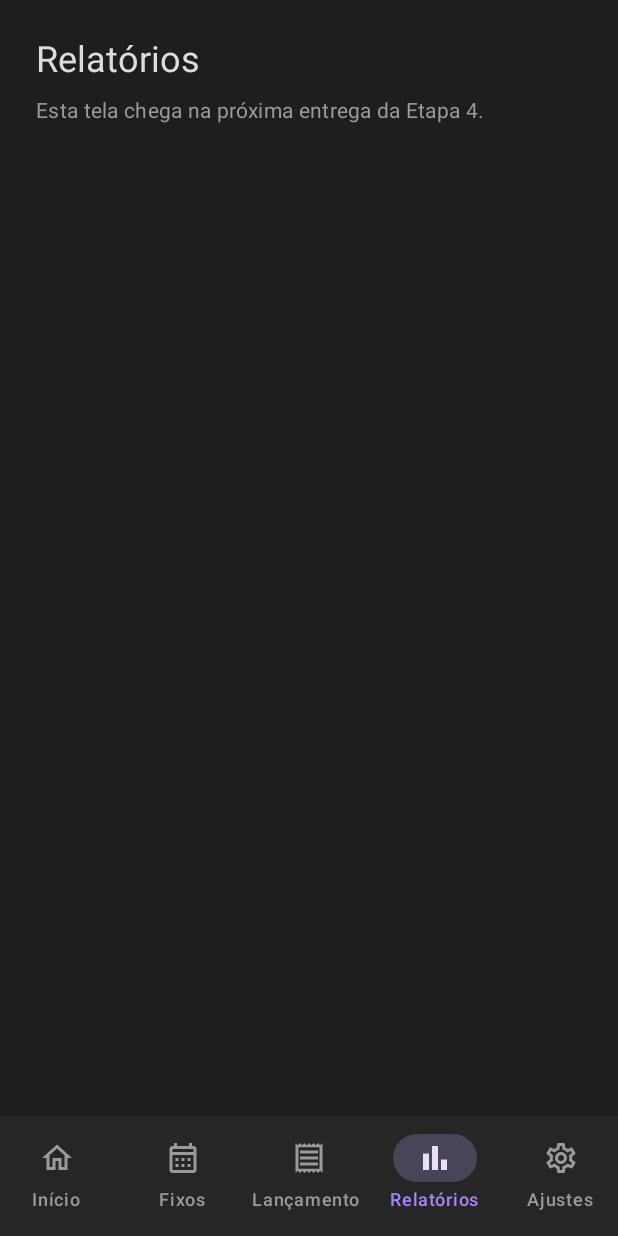
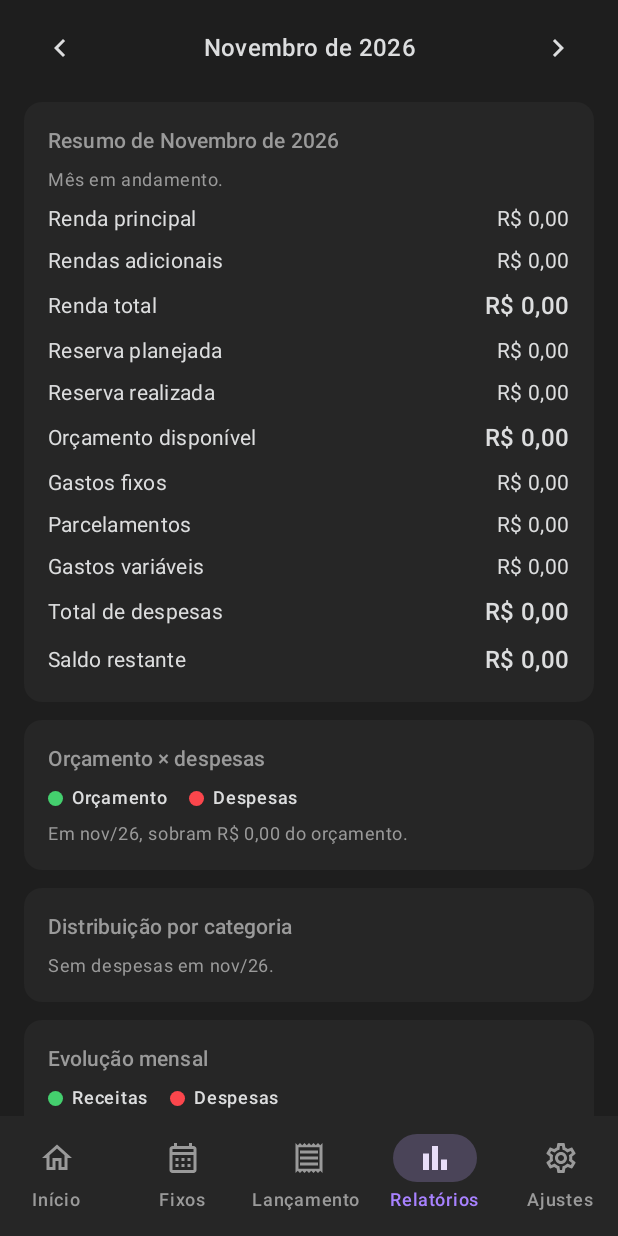
Before and after one commit to MagatsuOrpheu/teste-app, an Android app built with Jetpack Compose: the relatorios screen opened through its navigation route, on a phone screen of 412 x 824 dp. Run offline under Robolectric (Android 15) with nearby library versions, the phone set to English and light mode, and no system bars; libraries missing offline, so code that uses them is left out: com.patrykandpatrick.vico; missing, so only their content is drawn: ProvideVicoTheme; 8 statements that could not run were skipped.

Commit message:
Etapa 4.4: Relatórios (#7)
Co-Authored-By: Claude Opus 5.5 <noreply@anthropic.com>
Claude-Session: https://claude.ai/code/session_01QQmTwyZPDRiSPVA7mxjShw

```diff
--- a/app/src/main/kotlin/com/jhowww/financeiro/ui/navegacao/AppNavegacao.kt
+++ b/app/src/main/kotlin/com/jhowww/financeiro/ui/navegacao/AppNavegacao.kt
@@ -1,13 +1,10 @@
 package com.jhowww.financeiro.ui.navegacao
 
-import androidx.compose.foundation.layout.Arrangement
 import androidx.compose.foundation.layout.Box
-import androidx.compose.foundation.layout.Column
 import androidx.compose.foundation.layout.fillMaxSize
 import androidx.compose.foundation.layout.padding
 import androidx.compose.material3.CircularProgressIndicator
 import androidx.compose.material3.Icon
-import androidx.compose.material3.MaterialTheme
 import androidx.compose.material3.NavigationBar
 import androidx.compose.material3.NavigationBarItem
 import androidx.compose.material3.Scaffold
@@ -20,7 +17,6 @@ import androidx.compose.runtime.getValue
 import androidx.compose.runtime.remember
 import androidx.compose.ui.Alignment
 import androidx.compose.ui.Modifier
-import androidx.compose.ui.unit.dp
 import androidx.lifecycle.Lifecycle
 import androidx.lifecycle.compose.LifecycleEventEffect
 import androidx.lifecycle.compose.collectAsStateWithLifecycle
@@ -39,6 +35,7 @@ import com.jhowww.financeiro.ui.ajustes.TelaAjustes
 import com.jhowww.financeiro.ui.fixos.TelaFixos
 import com.jhowww.financeiro.ui.inicio.TelaInicio
 import com.jhowww.financeiro.ui.lancamentos.TelaLancamentos
+import com.jhowww.financeiro.ui.relatorios.TelaRelatorios
 
 @Composable
 fun AppNavegacao() {
@@ -79,7 +76,7 @@ fun AppNavegacao() {
             composable(Aba.INICIO.rota) { ComEstado(vm) { e, m -> TelaInicio(vm, e, m, onIrParaAjustes = { irPara(nav, Aba.AJUSTES) }) } }
             composable(Aba.FIXOS.rota) { ComEstado(vm) { e, m -> TelaFixos(vm, e, m) } }
             composable(Aba.LANCAMENTOS.rota) { ComEstado(vm) { e, m -> TelaLancamentos(vm, e, m) } }
-            composable(Aba.RELATORIOS.rota) { TelaEmConstrucao(Aba.RELATORIOS) }
+            composable(Aba.RELATORIOS.rota) { ComEstado(vm) { e, m -> TelaRelatorios(vm, e, m) } }
             composable(Aba.AJUSTES.rota) { ComEstado(vm) { e, _ -> TelaAjustes(vm, e) } }
         }
     }
@@ -99,21 +96,3 @@ private fun irPara(nav: NavHostController, aba: Aba) {
         restoreState = true
     }
 }
-
-/** Marcador temporário: deixa claro que a tela ainda não existe, sem exibir dados fictícios. */
-@Composable
-private fun TelaEmConstrucao(aba: Aba) {
-    Column(
-        modifier = Modifier
-            .fillMaxSize()
-            .padding(24.dp),
-        verticalArrangement = Arrangement.spacedBy(8.dp),
-    ) {
-        Text(aba.titulo, style = MaterialTheme.typography.headlineSmall)
-        Text(
-            "Esta tela chega na próxima entrega da Etapa ${aba.etapa}.",
-            style = MaterialTheme.typography.bodyMedium,
-            color = MaterialTheme.colorScheme.onSurfaceVariant,
-        )
-    }
-}
--- /dev/null
+++ b/app/src/main/kotlin/com/jhowww/financeiro/ui/relatorios/Graficos.kt
@@ -0,0 +1,157 @@
+package com.jhowww.financeiro.ui.relatorios
+
+import androidx.compose.foundation.background
+import androidx.compose.foundation.layout.Arrangement
+import androidx.compose.foundation.layout.Box
+import androidx.compose.foundation.layout.Column
+import androidx.compose.foundation.layout.Row
+import androidx.compose.foundation.layout.fillMaxHeight
+import androidx.compose.foundation.layout.fillMaxWidth
+import androidx.compose.foundation.layout.height
+import androidx.compose.foundation.shape.RoundedCornerShape
+import androidx.compose.material3.MaterialTheme
+import androidx.compose.material3.Text
+import androidx.compose.runtime.Composable
+import androidx.compose.runtime.LaunchedEffect
+import androidx.compose.runtime.remember
+import androidx.compose.ui.Alignment
+import androidx.compose.ui.Modifier
+import androidx.compose.ui.draw.clip
+import androidx.compose.ui.graphics.Color
+import androidx.compose.ui.unit.dp
+import com.jhowww.financeiro.ui.comum.PontoCor
+import com.jhowww.financeiro.ui.comum.formatarCompacto
+import com.patrykandpatrick.vico.compose.cartesian.CartesianChartHost
+import com.patrykandpatrick.vico.compose.cartesian.axis.rememberBottom
+import com.patrykandpatrick.vico.compose.cartesian.axis.rememberStart
+import com.patrykandpatrick.vico.compose.cartesian.layer.rememberColumnCartesianLayer
+import com.patrykandpatrick.vico.compose.cartesian.layer.rememberLine
+import com.patrykandpatrick.vico.compose.cartesian.layer.rememberLineCartesianLayer
+import com.patrykandpatrick.vico.compose.cartesian.rememberCartesianChart
+import com.patrykandpatrick.vico.compose.cartesian.rememberVicoScrollState
+import com.patrykandpatrick.vico.compose.common.ProvideVicoTheme
+import com.patrykandpatrick.vico.compose.common.component.rememberLineComponent
+import com.patrykandpatrick.vico.compose.common.fill
+import com.patrykandpatrick.vico.compose.m3.common.rememberM3VicoTheme
+import com.patrykandpatrick.vico.core.cartesian.axis.HorizontalAxis
+import com.patrykandpatrick.vico.core.cartesian.axis.VerticalAxis
+import com.patrykandpatrick.vico.core.cartesian.data.CartesianChartModelProducer
+import com.patrykandpatrick.vico.core.cartesian.data.CartesianValueFormatter
+import com.patrykandpatrick.vico.core.cartesian.data.columnSeries
+import com.patrykandpatrick.vico.core.cartesian.data.lineSeries
+import com.patrykandpatrick.vico.core.cartesian.layer.ColumnCartesianLayer
+import com.patrykandpatrick.vico.core.cartesian.layer.LineCartesianLayer
+
+/** Uma série de um gráfico: nome (legenda), cor e um valor em reais por rótulo do eixo X. */
+data class Serie(val nome: String, val cor: Color, val valores: List<Double>)
+
+private val FormatoReais = CartesianValueFormatter { _, valor, _ -> formatarCompacto(valor) }
+
+@Composable
+private fun formatoRotulos(rotulos: List<String>): CartesianValueFormatter = remember(rotulos) {
+    CartesianValueFormatter { _, valor, _ -> rotulos.getOrNull(valor.toInt()) ?: "" }
+}
+
+@Composable
+fun Legenda(series: List<Serie>) {
+    Row(horizontalArrangement = Arrangement.spacedBy(14.dp), verticalAlignment = Alignment.CenterVertically) {
+        series.forEach { s ->
+            Row(verticalAlignment = Alignment.CenterVertically, horizontalArrangement = Arrangement.spacedBy(6.dp)) {
+                PontoCor(s.cor)
+                Text(s.nome, style = MaterialTheme.typography.labelMedium)
+            }
+        }
+    }
+}
+
+/** Colunas por mês, lado a lado ou empilhadas. */
+@Composable
+fun GraficoColunas(rotulos: List<String>, conjunto: List<Serie>, empilhado: Boolean = false, modifier: Modifier = Modifier) {
+    if (rotulos.isEmpty() || conjunto.isEmpty()) return
+    val produtor = remember { CartesianChartModelProducer() }
+    LaunchedEffect(rotulos, conjunto) {
+        produtor.runTransaction {
+            columnSeries { conjunto.forEach { s -> series(rotulos.indices.toList(), s.valores) } }
+        }
+    }
+    val colunas = conjunto.map { s -> rememberLineComponent(fill(s.cor), if (empilhado) 18.dp else 10.dp) }
+    ProvideVicoTheme(rememberM3VicoTheme()) {
+        CartesianChartHost(
+            chart = rememberCartesianChart(
+                rememberColumnCartesianLayer(
+                    columnProvider = ColumnCartesianLayer.ColumnProvider.series(colunas),
+                    mergeMode = { if (empilhado) ColumnCartesianLayer.MergeMode.Stacked else ColumnCartesianLayer.MergeMode.grouped() },
+                ),
+                startAxis = VerticalAxis.rememberStart(valueFormatter = FormatoReais),
+                bottomAxis = HorizontalAxis.rememberBottom(valueFormatter = formatoRotulos(rotulos)),
+            ),
+            modelProducer = produtor,
+            modifier = modifier.fillMaxWidth().height(200.dp),
+            scrollState = rememberVicoScrollState(scrollEnabled = false),
+        )
+    }
+    Legenda(conjunto)
+}
+
+/** Linhas por mês, uma por série. */
+@Composable
+fun GraficoLinhas(rotulos: List<String>, conjunto: List<Serie>, modifier: Modifier = Modifier) {
+    if (rotulos.isEmpty() || conjunto.isEmpty()) return
+    val produtor = remember { CartesianChartModelProducer() }
+    LaunchedEffect(rotulos, conjunto) {
+        produtor.runTransaction {
+            lineSeries { conjunto.forEach { s -> series(rotulos.indices.toList(), s.valores) } }
+        }
+    }
+    val linhas = conjunto.map { s -> LineCartesianLayer.rememberLine(fill = LineCartesianLayer.LineFill.single(fill(s.cor))) }
+    ProvideVicoTheme(rememberM3VicoTheme()) {
+        CartesianChartHost(
+            chart = rememberCartesianChart(
+                rememberLineCartesianLayer(lineProvider = LineCartesianLayer.LineProvider.series(linhas)),
+                startAxis = VerticalAxis.rememberStart(valueFormatter = FormatoReais),
+                bottomAxis = HorizontalAxis.rememberBottom(
+                    valueFormatter = formatoRotulos(rotulos),
+                    itemPlacer = remember { HorizontalAxis.ItemPlacer.aligned(spacing = { 2 }) },
+                ),
+            ),
+            modelProducer = produtor,
+            modifier = modifier.fillMaxWidth().height(200.dp),
+            scrollState = rememberVicoScrollState(scrollEnabled = false),
+        )
+    }
+    Legenda(conjunto)
+}
+
+/** Barra horizontal com a parte de cada valor em relação ao total (usada em categorias e no comprometimento). */
+@Composable
+fun BarraProporcional(partes: List<Pair<Color, Double>>, total: Double, modifier: Modifier = Modifier) {
+    Row(
+        modifier.fillMaxWidth().height(14.dp).clip(RoundedCornerShape(7.dp))
+            .background(MaterialTheme.colorScheme.surfaceVariant),
+    ) {
+        if (total > 0) {
+            var usado = 0.0
+            partes.filter { it.second > 0 }.forEach { (cor, valor) ->
+                val fracao = (valor / total).coerceIn(0.0, 1.0 - usado)
+                if (fracao > 0) {
+                    Box(Modifier.weight(fracao.toFloat()).fillMaxHeight().background(cor))
+                    usado += fracao
+                }
+            }
+            if (usado < 1.0) Box(Modifier.weight((1.0 - usado).toFloat()).fillMaxHeight())
+        }
+    }
+}
+
+/** Linha de uma categoria: nome, barra da participação e valor. */
+@Composable
+fun LinhaParticipacao(nome: String, cor: Color, valor: String, fracao: Double) {
+    Column(verticalArrangement = Arrangement.spacedBy(4.dp)) {
+        Row(Modifier.fillMaxWidth(), verticalAlignment = Alignment.CenterVertically) {
+            PontoCor(cor)
+            Text("  $nome", style = MaterialTheme.typography.bodyMedium, modifier = Modifier.weight(1f))
+            Text(valor, style = MaterialTheme.typography.bodyMedium)
+        }
+        BarraProporcional(listOf(cor to fracao), 1.0)
+    }
+}
--- /dev/null
+++ b/app/src/main/kotlin/com/jhowww/financeiro/ui/relatorios/TelaRelatorios.kt
@@ -0,0 +1,247 @@
+package com.jhowww.financeiro.ui.relatorios
+
+import androidx.compose.foundation.layout.Arrangement
+import androidx.compose.foundation.layout.Column
+import androidx.compose.foundation.layout.Row
+import androidx.compose.foundation.layout.fillMaxSize
+import androidx.compose.foundation.layout.fillMaxWidth
+import androidx.compose.foundation.layout.padding
+import androidx.compose.foundation.rememberScrollState
+import androidx.compose.foundation.verticalScroll
+import androidx.compose.material3.MaterialTheme
+import androidx.compose.material3.Text
+import androidx.compose.runtime.Composable
+import androidx.compose.ui.Alignment
+import androidx.compose.ui.Modifier
+import androidx.compose.ui.graphics.Color
+import androidx.compose.ui.text.font.FontWeight
+import androidx.compose.ui.unit.dp
+import com.jhowww.financeiro.domain.Competencia
+import com.jhowww.financeiro.domain.Dinheiro
+import com.jhowww.financeiro.domain.motor.ResumoMes
+import com.jhowww.financeiro.ui.EstadoApp
+import com.jhowww.financeiro.ui.FinanceiroViewModel
+import com.jhowww.financeiro.ui.comum.Bloco
+import com.jhowww.financeiro.ui.comum.LinhaValor
+import com.jhowww.financeiro.ui.comum.PontoCor
+import com.jhowww.financeiro.ui.comum.SeletorMes
+import com.jhowww.financeiro.ui.comum.TextoSecundario
+import com.jhowww.financeiro.ui.comum.comoPercentual
+import com.jhowww.financeiro.ui.comum.curta
+import com.jhowww.financeiro.ui.comum.nome
+import com.jhowww.financeiro.ui.theme.Cores
+
+private val CorFixos = Color(0xFF8B6CEF)
+private val CorParcelas = Color(0xFF53DFDD)
+private val CorVariaveis = Color(0xFFE9973F)
+private val CorRenda = Color(0xFF44CF6E)
+private val CorDespesas = Color(0xFFFB464C)
+private val CorPlanejada = Color(0xFF6B6B6B)
+
+private fun Dinheiro.reais(): Double = centavos / 100.0
+
+/** Rótulo do mês no eixo; meses com dados incompletos ganham "*". */
+private fun rotulo(r: ResumoMes, atual: Competencia): String =
+    r.competencia.curta() + if (r.incompleto && r.competencia < atual) "*" else ""
+
+@Composable
+fun TelaRelatorios(vm: FinanceiroViewModel, estado: EstadoApp, mes: Competencia) {
+    val motor = estado.motor
+    val resumo = motor.resumoMes(mes)
+    val ultimos6 = motor.evolucao(mes.mais(-5), mes)
+    val ultimos12 = motor.evolucao(mes.mais(-11), mes)
+    val atual = estado.competenciaAtual
+
+    Column(
+        Modifier.fillMaxSize().verticalScroll(rememberScrollState()).padding(horizontal = 16.dp, vertical = 8.dp),
+        verticalArrangement = Arrangement.spacedBy(12.dp),
+    ) {
+        SeletorMes(mes, atual, vm::mudarMes, vm::irParaMesAtual)
+
+        ResumoMensal(resumo, mes, atual)
+
+        Bloco(titulo = "Orçamento × despesas") {
+            GraficoColunas(
+                ultimos6.map { rotulo(it, atual) },
+                listOf(
+                    Serie("Orçamento", CorRenda, ultimos6.map { it.orcamentoProjetado.reais() }),
+                    Serie("Despesas", CorDespesas, ultimos6.map { it.despesas.reais() }),
+                ),
+            )
+            val diferenca = resumo.orcamentoProjetado - resumo.despesas
+            TextoSecundario(
+                if (diferenca.ehNegativo) "Em ${mes.curta()}, as despesas passaram o orçamento em ${(-diferenca).formatar()}."
+                else "Em ${mes.curta()}, sobram ${diferenca.formatar()} do orçamento.",
+            )
+        }
+
+        DistribuicaoPorCategoria(estado, mes, resumo)
+
+        Bloco(titulo = "Evolução mensal") {
+            GraficoLinhas(
+                ultimos12.map { rotulo(it, atual) },
+                listOf(
+                    Serie("Receitas", CorRenda, ultimos12.map { it.rendaProjetada.reais() }),
+                    Serie("Despesas", CorDespesas, ultimos12.map { it.despesas.reais() }),
+                ),
+            )
+            TextoSecundario("Receitas = renda principal (prevista ou confirmada) + receitas adicionais recebidas.")
+        }
+
+        Comprometimento(resumo, ultimos6, atual)
+
+        Bloco(titulo = "Reserva financeira") {
+            GraficoColunas(
+                ultimos6.map { rotulo(it, atual) },
+                listOf(
+                    Serie("Planejada", CorPlanejada, ultimos6.map { it.reservaPlanejada.reais() }),
+                    Serie("Realizada", CorFixos, ultimos6.map { it.reservaRealizada.reais() }),
+                ),
+            )
+            LinhaValor("Total acumulado até ${mes.curta()}", motor.reservaAcumulada(mes), destaque = true)
+            TextoSecundario("Realizada = aportes − retiradas do mês. A sobra não entra aqui sozinha.")
+        }
+
+        Comparacao(resumo, motor.resumoMes(mes.anterior()))
+
+        if (ultimos12.any { it.incompleto && it.competencia < atual }) {
+            TextoSecundario("* Mês com dados incompletos: início de uso, sem lançamentos variáveis ou salário não confirmado.")
+        }
+    }
+}
+
+@Composable
+private fun ResumoMensal(r: ResumoMes, mes: Competencia, atual: Competencia) {
+    Bloco(titulo = "Resumo de ${mes.nome()}") {
+        when {
+            mes > atual -> TextoSecundario("Mês futuro: só previsões.")
+            mes == atual -> TextoSecundario("Mês em andamento.")
+            r.incompleto -> TextoSecundario("Mês com dados incompletos.")
+        }
+        LinhaValor("Renda principal", r.rendaPrincipal)
+        LinhaValor("Rendas adicionais", r.receitasRecebidas)
+        LinhaValor("Renda total", r.rendaProjetada, destaque = true)
+        if (r.salarioAConfirmar) TextoSecundario("Salário ainda não confirmado neste mês.")
+        LinhaValor("Reserva planejada", r.reservaPlanejada)
+        LinhaValor("Reserva realizada", r.reservaRealizada)
+        LinhaValor("Orçamento disponível", r.orcamentoProjetado, destaque = true)
+        LinhaValor("Gastos fixos", r.despesasFixas)
+        LinhaValor("Parcelamentos", r.despesasParceladas)
+        LinhaValor("Gastos variáveis", r.despesasVariaveis)
+        LinhaValor("Total de despesas", r.despesas, destaque = true)
+        LinhaValor("Saldo restante", r.saldoDisponivel, destaque = true)
+    }
+}
+
+@Composable
+private fun DistribuicaoPorCategoria(estado: EstadoApp, mes: Competencia, r: ResumoMes) {
+    val porCategoria = estado.motor.gastosPorCategoria(mes).entries.sortedByDescending { it.value }
+    val positivas = porCategoria.filter { it.value > Dinheiro.ZERO }
+    val total = positivas.fold(0.0) { acc, e -> acc + e.value.reais() }
+    Bloco(titulo = "Distribuição por categoria") {
+        if (positivas.isEmpty()) {
+            TextoSecundario("Sem despesas em ${mes.curta()}.")
+        }
+        positivas.forEach { (id, valor) ->
+            val categoria = estado.categoriasPorId[id]
+            val fracao = if (total > 0) valor.reais() / total else 0.0
+            val bp = (fracao * 10_000).toInt()
+            LinhaParticipacao(
+                nome = categoria?.nome ?: "Sem categoria",
+                cor = categoria?.let { Color(it.cor) } ?: Cores.TextoSecundario,
+                valor = "${valor.formatar()} · ${bp.comoPercentual()}",
+                fracao = fracao,
+            )
+        }
+        porCategoria.filter { it.value.ehNegativo }.forEach { (id, valor) ->
+            TextoSecundario("${estado.categoriasPorId[id]?.nome ?: "Sem categoria"}: ${valor.formatar()} (estornos maiores que as compras do mês)")
+        }
+        if (positivas.isNotEmpty()) TextoSecundario("Total: ${r.despesas.formatar()}")
+    }
+}
+
+@Composable
+private fun Comprometimento(r: ResumoMes, ultimos6: List<ResumoMes>, atual: Competencia) {
+    val orcamento = r.orcamentoProjetado.reais()
+    Bloco(titulo = "Comprometimento financeiro") {
+        if (orcamento <= 0) {
+            TextoSecundario("Sem orçamento positivo neste mês.")
+        } else {
+            BarraProporcional(
+                listOf(
+                    CorFixos to r.despesasFixas.reais(),
+                    CorParcelas to r.despesasParceladas.reais(),
+                    CorVariaveis to r.despesasVariaveis.reais(),
+                ),
+                total = orcamento,
+            )
+            listOf(
+                Triple("Gastos fixos", CorFixos, r.despesasFixas),
+                Triple("Parcelamentos", CorParcelas, r.despesasParceladas),
+                Triple("Gastos variáveis", CorVariaveis, r.despesasVariaveis),
+            ).forEach { (nome, cor, valor) ->
+                Row(Modifier.fillMaxWidth(), verticalAlignment = Alignment.CenterVertically) {
+                    PontoCor(cor)
+                    Text("  $nome", style = MaterialTheme.typography.bodyMedium, modifier = Modifier.weight(1f))
+                    val bp = (valor.reais() / orcamento * 10_000).toInt()
+                    Text("${valor.formatar()} · ${bp.comoPercentual()}", style = MaterialTheme.typography.bodyMedium)
+                }
+            }
+            r.comprometimentoBp?.let { TextoSecundario("Total comprometido: ${it.comoPercentual()} do orçamento de ${r.orcamentoProjetado.formatar()}.") }
+        }
+        GraficoColunas(
+            ultimos6.map { rotulo(it, atual) },
+            listOf(
+                Serie("Fixos", CorFixos, ultimos6.map { it.despesasFixas.reais() }),
+                Serie("Parcelas", CorParcelas, ultimos6.map { it.despesasParceladas.reais() }),
+                Serie("Variáveis", CorVariaveis, ultimos6.map { it.despesasVariaveis.reais() }),
+            ),
+            empilhado = true,
+        )
+    }
+}
+
+/** Mês escolhido contra o anterior: variação de cada indicador. */
+@Composable
+private fun Comparacao(r: ResumoMes, anterior: ResumoMes) {
+    Bloco(titulo = "Comparação com ${anterior.competencia.curta()}") {
+        Row(Modifier.fillMaxWidth()) {
+            Text("", modifier = Modifier.weight(1.4f))
+            Text(anterior.competencia.curta(), style = MaterialTheme.typography.labelMedium, modifier = Modifier.weight(1f))
+            Text(r.competencia.curta(), style = MaterialTheme.typography.labelMedium, modifier = Modifier.weight(1f))
+            Text("Variação", style = MaterialTheme.typography.labelMedium, modifier = Modifier.weight(0.8f))
+        }
+        listOf(
+            Triple("Renda total", anterior.rendaProjetada, r.rendaProjetada) to true,
+            Triple("Despesas", anterior.despesas, r.despesas) to false,
+            Triple("Fixos", anterior.despesasFixas, r.despesasFixas) to false,
+            Triple("Parcelas", anterior.despesasParceladas, r.despesasParceladas) to false,
+            Triple("Variáveis", anterior.despesasVariaveis, r.despesasVariaveis) to false,
+            Triple("Reserva", anterior.reservaRealizada, r.reservaRealizada) to true,
+            Triple("Saldo", anterior.saldoDisponivel, r.saldoDisponivel) to true,
+        ).forEach { (linha, subirEhBom) ->
+            val (nome, antes, agora) = linha
+            val delta = agora - antes
+            val cor = when {
+                delta.ehZero -> Cores.TextoSecundario
+                (delta > Dinheiro.ZERO) == subirEhBom -> Cores.Positivo
+                else -> Cores.Negativo
+            }
+            val variacao = when {
+                delta.ehZero -> "="
+                antes.ehZero || antes.ehNegativo -> (if (delta > Dinheiro.ZERO) "+" else "") + delta.formatar()
+                else -> {
+                    val bp = (delta.reais() / antes.reais() * 10_000).toInt()
+                    (if (bp > 0) "+" else "") + bp.comoPercentual()
+                }
+            }
+            Row(Modifier.fillMaxWidth(), verticalAlignment = Alignment.CenterVertically) {
+                Text(nome, style = MaterialTheme.typography.bodySmall, modifier = Modifier.weight(1.4f))
+                Text(antes.formatar(), style = MaterialTheme.typography.bodySmall, modifier = Modifier.weight(1f))
+                Text(agora.formatar(), style = MaterialTheme.typography.bodySmall, fontWeight = FontWeight.SemiBold, modifier = Modifier.weight(1f))
+                Text(variacao, style = MaterialTheme.typography.bodySmall, color = cor, modifier = Modifier.weight(0.8f))
+            }
+        }
+        TextoSecundario("Use as setas no topo para escolher outro mês; a comparação é sempre com o mês anterior.")
+    }
+}
```
Also changed, not shown: 1 other file.
